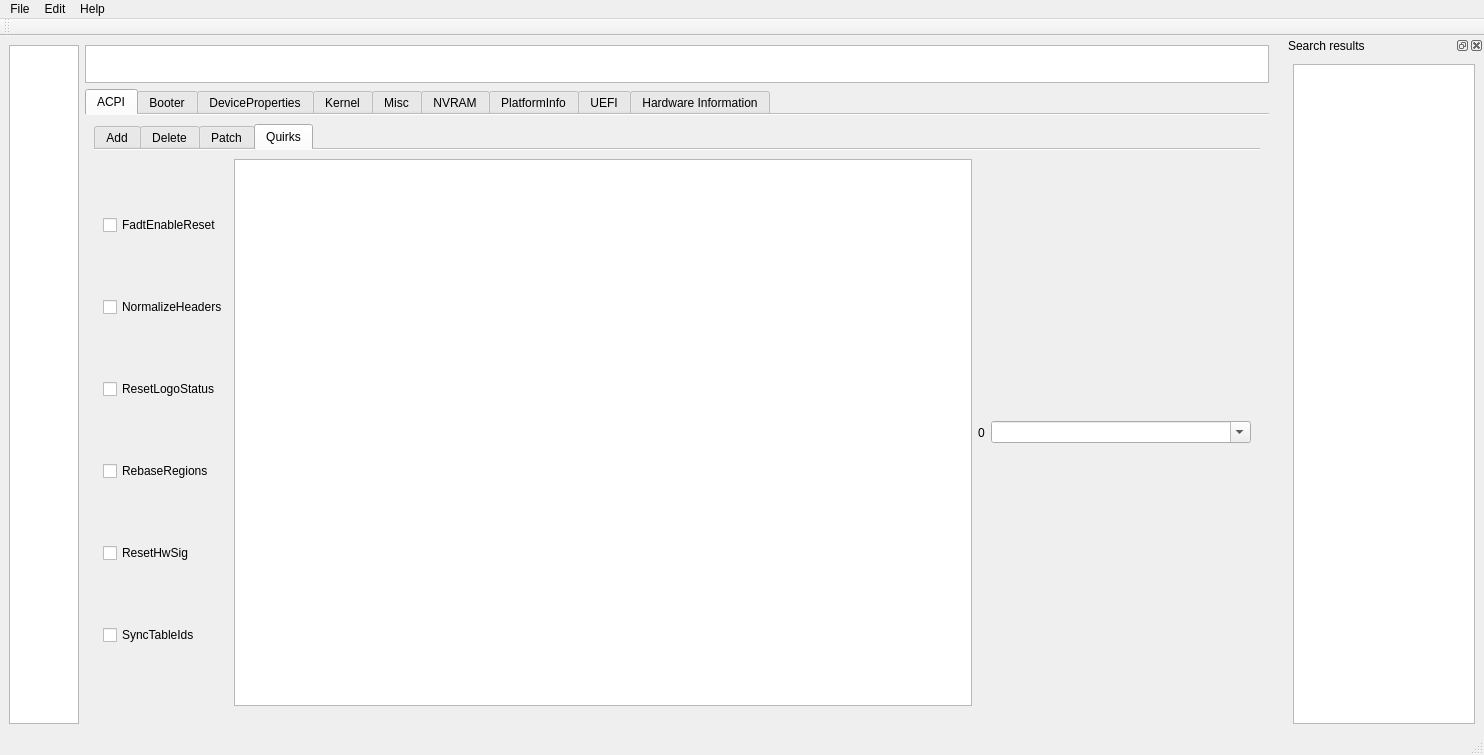
Before: the Qt Designer form mainwindow.ui in ic005k/OCAuxiliaryTools, drawn with Qt 5.
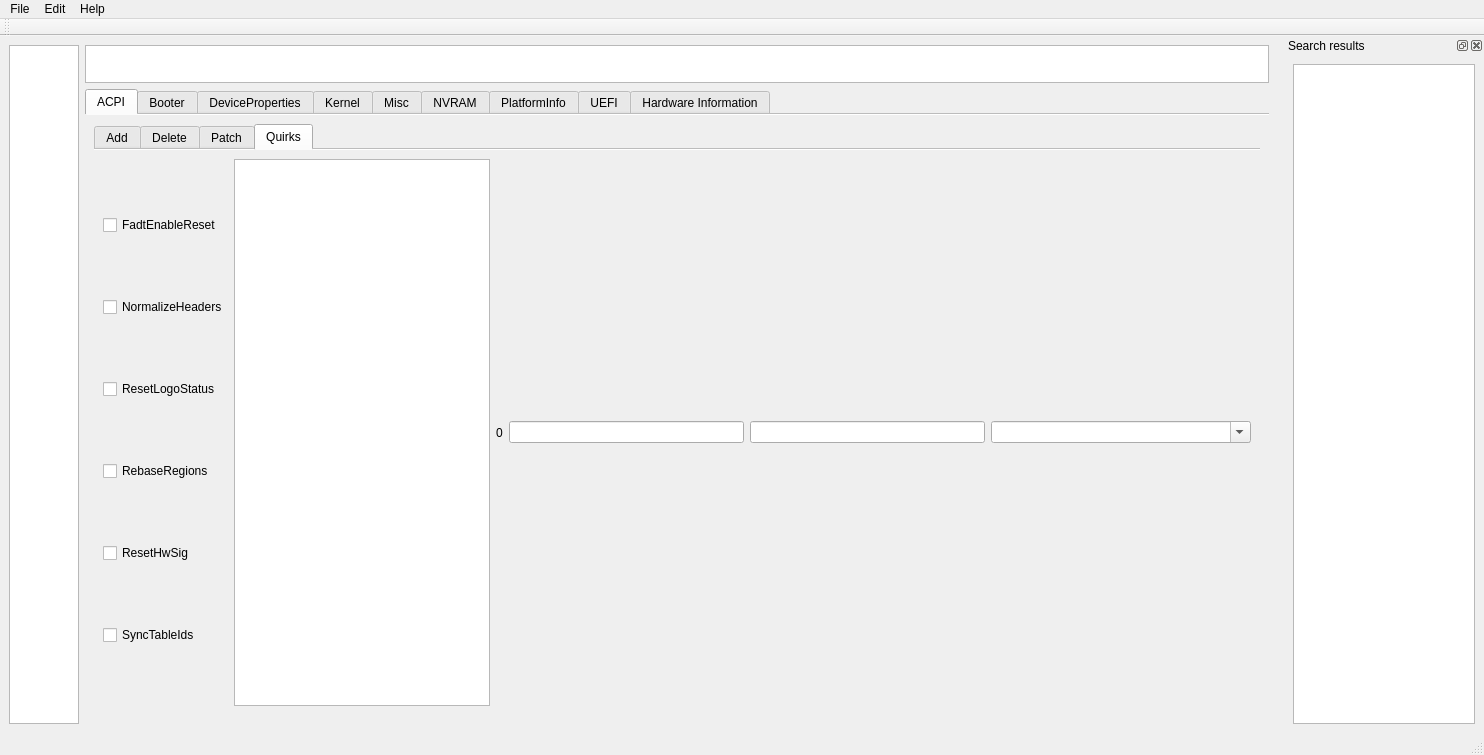
After: the same form once the commit is applied. The open tabs and pages were chosen to show the change. Icons and pictures are not drawn.

Patch:
```diff
--- a/mainwindow.ui
+++ b/mainwindow.ui
@@ -885,6 +885,12 @@
               </property>
              </widget>
             </item>
+            <item>
+             <widget class="QLineEdit" name="txtEditHex"/>
+            </item>
+            <item>
+             <widget class="QLineEdit" name="txtEditASCII"/>
+            </item>
             <item>
              <widget class="QComboBox" name="cboxFind">
               <property name="minimumSize">
```
Left out of the diff: 6 changed lines with no effect on the pictures.
